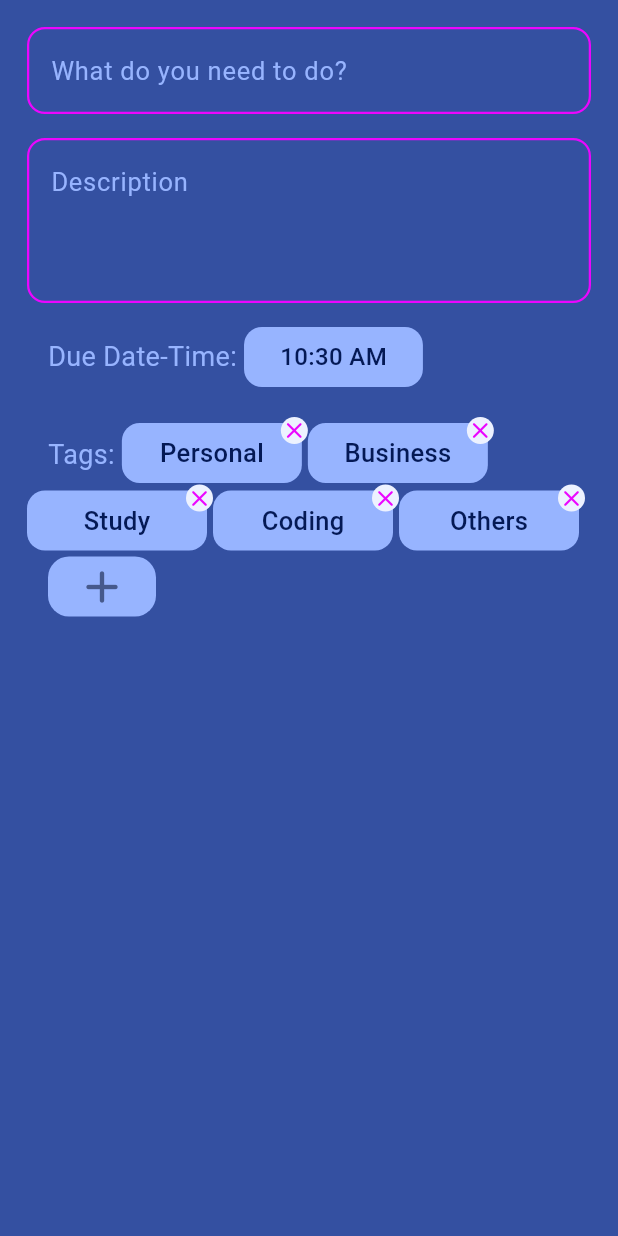
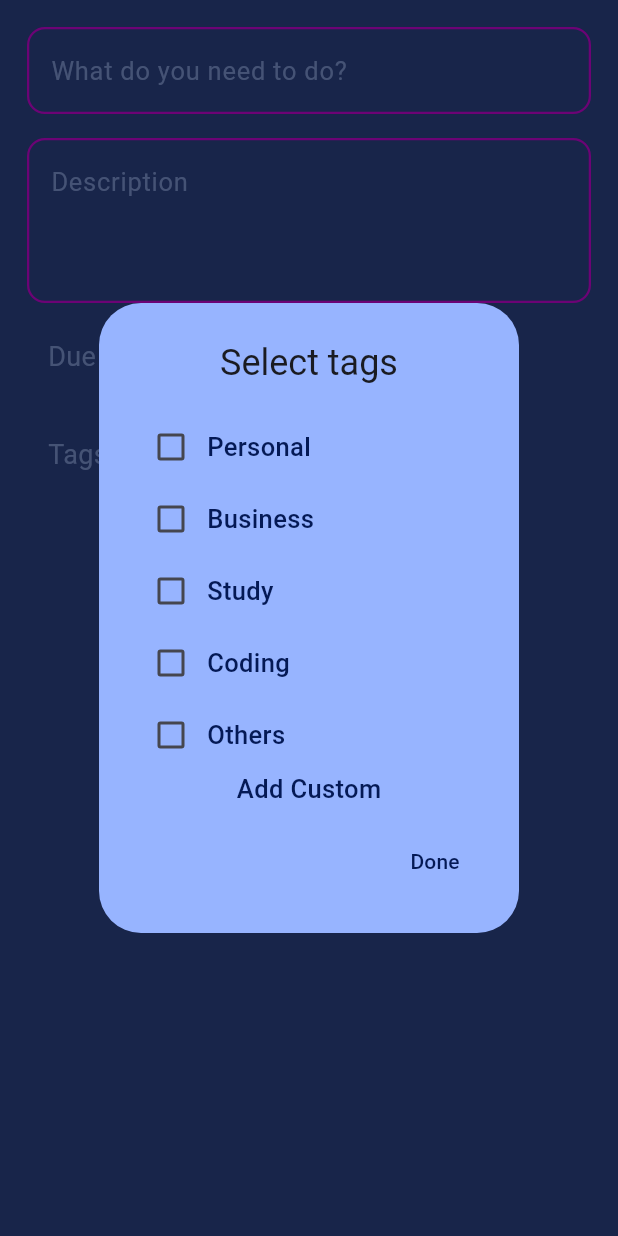
Before and after one commit to bhaskaraa45/gymtrack, a Flutter app: the AddTodoScreen screen opened directly, after a tap on the "add" icon, on a phone screen of 412 x 824 dp. Run offline on Flutter 3.47's test engine with Material 3 defaults, Android fonts, the phone set to English and light mode, and no system bars; our stand-ins replace flutter_svg.

Commit message:
add tags done

```diff
--- a/frontend/lib/main.dart
+++ b/frontend/lib/main.dart
@@ -1,4 +1,5 @@
 import 'package:flutter/material.dart';
+import 'package:todo/colors/colors.dart';
 import 'package:todo/screens/home.dart';
 
 void main() {
@@ -15,7 +16,7 @@ class MyApp extends StatelessWidget {
       title: 'Todo',
       debugShowCheckedModeBanner: false,
       theme: ThemeData(
-        colorScheme: ColorScheme.fromSeed(seedColor: Colors.deepPurple),
+        colorScheme: ColorScheme.fromSeed(seedColor: MyColors().primary),
         useMaterial3: true,
       ),
       home: const HomeScreen(),
--- a/frontend/lib/screens/add_todo.dart
+++ b/frontend/lib/screens/add_todo.dart
@@ -12,15 +12,19 @@ class AddTodoScreen extends StatefulWidget {
 class _AddTodoScreenState extends State<AddTodoScreen> {
   TextEditingController titleController = TextEditingController();
 
-  List<String> tags = ['Personal', 'Business', 'Study', 'Coding', 'Others'];
-
-  List<String> selectedTags = [
+  List<String> tags = [
     'Personal',
     'Business',
     'Study',
     'Coding',
-    'Others'
+    'Others',
   ];
+  List<bool> selected = List.generate(5, (index) => false);
+
+  List<String> selectedTags = [];
+
+  bool isCustomClicked = false;
+  TextEditingController customTagController = TextEditingController();
 
   String time = '12:00 AM';
   // DateTime selectedTime = DateTime.now();
@@ -78,7 +82,9 @@ class _AddTodoScreenState extends State<AddTodoScreen> {
     }
   }
 
-  Widget oneTag(String tag) {
+  Widget oneTag(
+    String tag,
+  ) {
     return Stack(
       alignment: Alignment.topRight,
       children: [
@@ -109,7 +115,15 @@ class _AddTodoScreenState extends State<AddTodoScreen> {
           child: Material(
             color: Colors.transparent,
             child: InkWell(
-                onTap: () {},
+                onTap: () {
+                  if (selectedTags.contains(tag)) {
+                    int index = tags.indexOf(tag);
+                    setState(() {
+                      selectedTags.remove(tag);
+                      selected[index] = false;
+                    });
+                  }
+                },
                 borderRadius: BorderRadius.circular(36),
                 child: Icon(
                   Icons.close_rounded,
@@ -153,40 +167,131 @@ class _AddTodoScreenState extends State<AddTodoScreen> {
     );
   }
 
-  // Widget addTags() {
-  //   return Container(
-  //     width: double.infinity,
-  //     height: 60,
-  //     decoration: BoxDecoration(
-  //       borderRadius: BorderRadius.circular(12),
-  //       // border: Border.all(color: MyColors().purple, width: 1)
-  //     ),
-  //     child: Row(
-  //       crossAxisAlignment: CrossAxisAlignment.center,
-  //       mainAxisAlignment: MainAxisAlignment.start,
-  //       children: [
-  //         Padding(
-  //           padding: const EdgeInsets.all(12.0),
-  //           child: Text(
-  //             'Tags: ',
-  //             style: TextStyle(
-  //                 color: MyColors().secondary,
-  //                 fontSize: 18,
-  //                 fontWeight: FontWeight.w400),
-  //           ),
-  //         ),
-  //         Wrap(
-  //           crossAxisAlignment: WrapCrossAlignment.start,
-  //           children: listOfTagsWidget(),
-  //         ),
-  //         const SizedBox(
-  //           width: 20,
-  //         ),
-  //         addTagButton()
-  //       ],
-  //     ),
-  //   );
-  // }
+  Widget showTagAddingDialog(BuildContext context) {
+    return AlertDialog(
+      backgroundColor: MyColors().secondary,
+      title: const Center(child: Text('Select tags')),
+      content: StatefulBuilder(
+        builder: (BuildContext context, StateSetter setState) {
+          return Column(
+            mainAxisSize: MainAxisSize.min,
+            children: listOfTagOptions(setState),
+          );
+        },
+      ),
+    );
+  }
+
+  listOfTagOptions(StateSetter setState) {
+    List<Widget> list =
+        List.generate(tags.length, (index) => tagOptionWidget(index, setState));
+    list.add(customTagWidget(setState));
+    list.add(doneButton());
+    return list;
+  }
+
+  doneButton() {
+    return Container(
+      margin: const EdgeInsets.only(top: 12),
+      alignment: Alignment.topRight,
+      child: TextButton(
+          onPressed: () {
+            String tag = customTagController.text.trim();
+            setState(() {
+              isCustomClicked = false;
+              customTagController.clear();
+              if (tag.isNotEmpty &&
+                  (!tags.contains(tag) && !selectedTags.contains(tag))) {
+                selectedTags.add(tag);
+                tags.add(tag);
+                selected.add(true);
+              }
+            });
+            Navigator.pop(context);
+          },
+          child: Text(
+            'Done',
+            style: TextStyle(color: MyColors().primary2),
+          )),
+    );
+  }
+
+  customTagWidget(StateSetter setState) {
+    return Container(
+      child: !isCustomClicked
+          ? InkWell(
+              onTap: () {
+                setState(() {
+                  isCustomClicked = !isCustomClicked;
+                });
+              },
+              child: Text(
+                'Add Custom',
+                style: TextStyle(
+                    color: MyColors().primary2,
+                    fontSize: 17,
+                    fontWeight: FontWeight.w500),
+              ),
+            )
+          : TextField(
+              controller: customTagController,
+              style: TextStyle(
+                  color: MyColors().primary2,
+                  fontSize: 17,
+                  fontWeight: FontWeight.w500),
+              decoration: InputDecoration(
+                border: OutlineInputBorder(
+                    borderRadius: BorderRadius.circular(12),
+                    borderSide:
+                        BorderSide(color: MyColors().primary, width: 2)),
+                enabledBorder: OutlineInputBorder(
+                    borderRadius: BorderRadius.circular(12),
+                    borderSide:
+                        BorderSide(color: MyColors().primary, width: 2)),
+                focusedBorder: OutlineInputBorder(
+                    borderRadius: BorderRadius.circular(12),
+                    borderSide:
+                        BorderSide(color: MyColors().primary3, width: 2.5)),
+              ),
+            ),
+    );
+  }
+
+  tagOptionWidget(int index, StateSetter setState) {
+    return Row(
+      children: [
+        Checkbox(
+          value: selected[index],
+          onChanged: (value) {
+            setState(() {
+              selected[index] = value!;
+            });
+            changeValues(index, selected[index]);
+          },
+        ),
+        Flexible(
+            child: Text(
+          tags[index],
+          maxLines: 1,
+          overflow: TextOverflow.ellipsis,
+          style: TextStyle(
+              color: MyColors().primary2,
+              fontSize: 17,
+              fontWeight: FontWeight.w500),
+        ))
+      ],
+    );
+  }
+
+  changeValues(int index, bool value) {
+    setState(() {
+      if (value) {
+        selectedTags.add(tags[index]);
+      } else {
+        selectedTags.remove(tags[index]);
+      }
+    });
+  }
 
   addTagButton() {
     return Container(
@@ -198,7 +303,9 @@ class _AddTodoScreenState extends State<AddTodoScreen> {
       child: Material(
         color: Colors.transparent,
         child: InkWell(
-          onTap: () {},
+          onTap: () async {
+            showDialog(context: context, builder: showTagAddingDialog);
+          },
           borderRadius: BorderRadius.circular(12),
           child: Icon(
             Icons.add_rounded,
```
